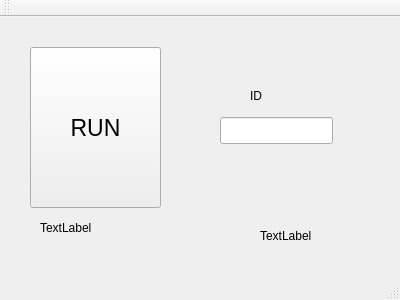
Old version of the form Slave/mainwindow.ui in the repository tnct-spc/procon2017-comp.
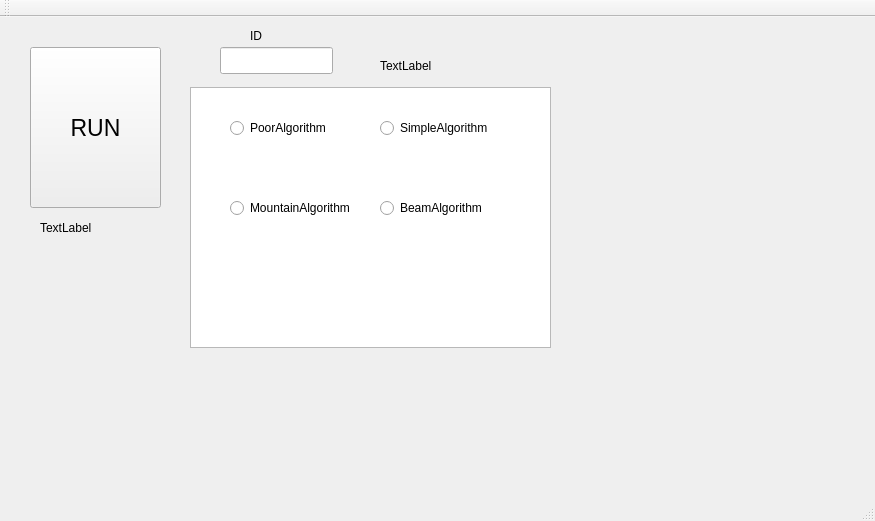
New version of the form.

```diff
--- a/Slave/mainwindow.ui
+++ b/Slave/mainwindow.ui
@@ -6,8 +6,8 @@
    <rect>
     <x>0</x>
     <y>0</y>
-    <width>400</width>
-    <height>300</height>
+    <width>875</width>
+    <height>521</height>
    </rect>
   </property>
   <property name="windowTitle">
@@ -48,8 +48,8 @@
    <widget class="QLabel" name="state">
     <property name="geometry">
      <rect>
-      <x>260</x>
-      <y>210</y>
+      <x>380</x>
+      <y>40</y>
       <width>55</width>
       <height>17</height>
      </rect>
@@ -62,7 +62,7 @@
     <property name="geometry">
      <rect>
       <x>220</x>
-      <y>100</y>
+      <y>30</y>
       <width>113</width>
       <height>27</height>
      </rect>
@@ -72,7 +72,7 @@
     <property name="geometry">
      <rect>
       <x>250</x>
-      <y>70</y>
+      <y>10</y>
       <width>55</width>
       <height>17</height>
      </rect>
@@ -81,6 +81,68 @@
      <string>ID</string>
     </property>
    </widget>
+   <widget class="QListView" name="listView">
+    <property name="geometry">
+     <rect>
+      <x>190</x>
+      <y>70</y>
+      <width>361</width>
+      <height>261</height>
+     </rect>
+    </property>
+   </widget>
+   <widget class="QRadioButton" name="algo0">
+    <property name="geometry">
+     <rect>
+      <x>230</x>
+      <y>100</y>
+      <width>121</width>
+      <height>22</height>
+     </rect>
+    </property>
+    <property name="text">
+     <string>PoorAlgorithm</string>
+    </property>
+   </widget>
+   <widget class="QRadioButton" name="algo1">
+    <property name="geometry">
+     <rect>
+      <x>380</x>
+      <y>100</y>
+      <width>131</width>
+      <height>22</height>
+     </rect>
+    </property>
+    <property name="text">
+     <string>SimpleAlgorithm</string>
+    </property>
+   </widget>
+   <widget class="QRadioButton" name="algo2">
+    <property name="geometry">
+     <rect>
+      <x>230</x>
+      <y>180</y>
+      <width>141</width>
+      <height>22</height>
+     </rect>
+    </property>
+    <property name="text">
+     <string>MountainAlgorithm</string>
+    </property>
+   </widget>
+   <widget class="QRadioButton" name="algo3">
+    <property name="geometry">
+     <rect>
+      <x>380</x>
+      <y>180</y>
+      <width>121</width>
+      <height>22</height>
+     </rect>
+    </property>
+    <property name="text">
+     <string>BeamAlgorithm</string>
+    </property>
+   </widget>
   </widget>
   <widget class="QMenuBar" name="menuBar">
    <property name="geometry">
```
Left out of the diff: 2 changed lines with no effect on the pictures.
